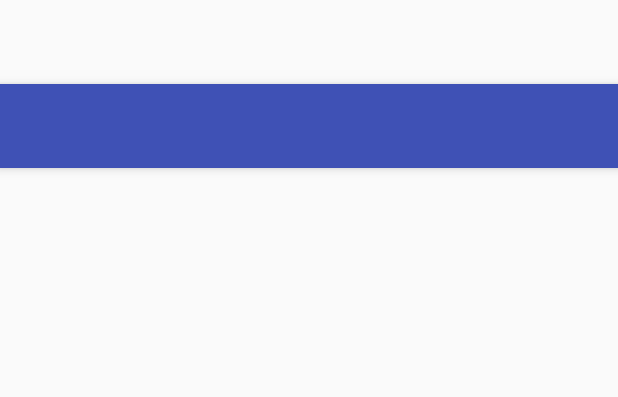
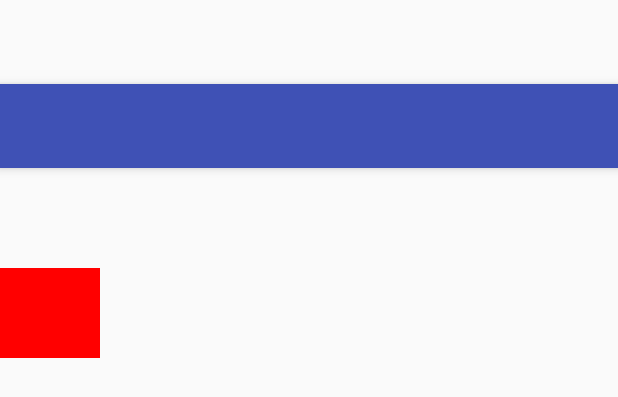
Before and after one commit to rkanjani/findr, an Android app: the layout activity_main.xml on its own in the app's theme, with its tools: preview values and no code run, on a phone screen of 412 x 824 dp. Shown: the top 397 px of the screen. Run offline under Robolectric (Android 15) with nearby library versions, the phone set to English and light mode, and no system bars.

Commit message:
Added LineView to MainActivity

```diff
--- a/app/src/main/res/layout/content_main.xml
+++ b/app/src/main/res/layout/content_main.xml
@@ -4,10 +4,6 @@
     xmlns:tools="http://schemas.android.com/tools"
     android:layout_width="match_parent"
     android:layout_height="match_parent"
-    android:paddingBottom="@dimen/activity_vertical_margin"
-    android:paddingLeft="@dimen/activity_horizontal_margin"
-    android:paddingRight="@dimen/activity_horizontal_margin"
-    android:paddingTop="@dimen/activity_vertical_margin"
     app:layout_behavior="@string/appbar_scrolling_view_behavior"
     tools:context="uoec.findr.MainActivity"
     tools:showIn="@layout/activity_main">
@@ -15,5 +11,15 @@
     <ImageView
         android:id="@+id/map"
         android:layout_width="match_parent"
-        android:layout_height="match_parent" />
+        android:layout_height="match_parent"
+        android:scaleType="fitXY"/>
+
+    <uoec.findr.LineView
+        android:layout_width="wrap_content"
+        android:layout_height="wrap_content"
+        app:start="0"
+        app:end="100"
+        app:width="90"
+        app:angle="0"
+        app:position_y="100"/>
 </RelativeLayout>
```
